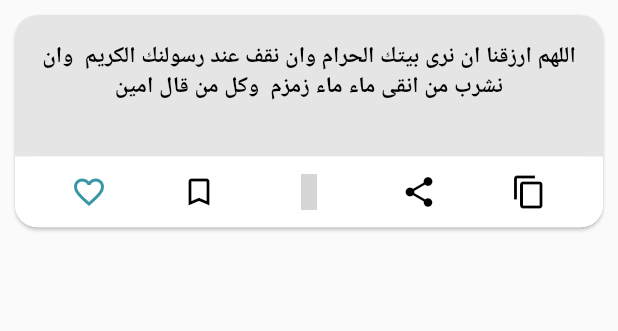
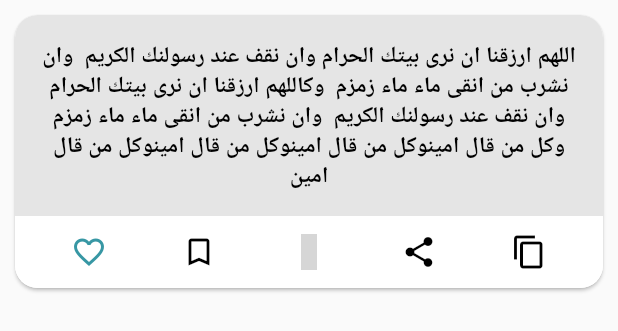
Before and after one commit to obeidareda37/Quotes-App-, a Flutter app: the ItemMessage widget shown alone on an empty page, opened directly, on a phone screen of 412 x 824 dp. Shown: the top 331 px of the screen. Run offline on Flutter 3.47's test engine with Material 2 defaults, Android fonts, the phone set to English and light mode, and no system bars; our stand-ins replace community_material_icon, flutter_rating_bar, flutter_screenutil, sqflite; accounts and stored records are empty; grey boxes are pictures that could not be loaded.

Commit message:
upload ui 1

```diff
--- a/lib/ui/favorite_page/screen/favorite_page.dart
+++ b/lib/ui/favorite_page/screen/favorite_page.dart
@@ -11,13 +11,13 @@ class FavoritePage extends StatelessWidget {
 
       body: ListView(
         children: [
-          Column(
-            children: [
           ItemMessage(
               message:
                   '''اللهم ارزقنا ان نرى بيتك الحرام وان نقف عند رسولنك الكريم
 وان نشرب من انقى ماء ماء زمزم
-وكل من قال امين'''),
+وكاللهم ارزقنا ان نرى بيتك الحرام وان نقف عند رسولنك الكريم
+وان نشرب من انقى ماء ماء زمزم
+وكل من قال امينوكل من قال امينوكل من قال امينوكل من قال امين'''),
           ItemMessage(
               message:
                   '''اللهم ارزقنا ان نرى بيتك الحرام وان نقف عند رسولنك الكريم
@@ -45,8 +45,6 @@ class FavoritePage extends StatelessWidget {
 وكل من قال امين'''),
         ],
       ),
-        ],
-      ),
     );
   }
 }
--- a/lib/ui/favorite_page/widget/item_message.dart
+++ b/lib/ui/favorite_page/widget/item_message.dart
@@ -14,7 +14,6 @@ class ItemMessage extends StatelessWidget {
       padding: const EdgeInsets.all(8.0),
       child: Container(
         width: double.infinity,
-        height: 145.h,
         child: Card(
           margin: EdgeInsets.all(2),
           shape: RoundedRectangleBorder(
@@ -22,10 +21,9 @@ class ItemMessage extends StatelessWidget {
           ),
           child: Column(
             mainAxisAlignment: MainAxisAlignment.start,
+           mainAxisSize: MainAxisSize.min,
             children: [
-              Expanded(
-                flex: 2,
-                child: Container(
+              Container(
                 padding: EdgeInsets.all(17),
                 decoration: BoxDecoration(
                   borderRadius: BorderRadius.only(
@@ -45,10 +43,7 @@ class ItemMessage extends StatelessWidget {
                   textAlign: TextAlign.center,
                 ),
               ),
-              ),
-              Expanded(
-                flex: 1,
-                child: Container(
+              Container(
                 decoration: BoxDecoration(
                   borderRadius: BorderRadius.circular(15),
                   color: Colors.white,
@@ -92,7 +87,6 @@ class ItemMessage extends StatelessWidget {
                       onPressed: () {},
                     ),
                   ],
-                  ),
                 ),
               ),
             ],
--- a/lib/ui/home_page/widget/item_category.dart
+++ b/lib/ui/home_page/widget/item_category.dart
@@ -17,11 +17,9 @@ class ItemCategory extends StatelessWidget{
         color: Color(0xffF5F5F5),
         borderRadius: BorderRadius.circular(15),
       ),
-      height: 66.h,
       child: Card(
         shape: RoundedRectangleBorder(
           borderRadius: BorderRadius.circular(15),
-
         ),
         child: Container(
           padding: EdgeInsets.all(10),
--- a/lib/ui/star_page/screen/star_page.dart
+++ b/lib/ui/star_page/screen/star_page.dart
@@ -17,7 +17,6 @@ class StarPage extends StatelessWidget {
                 padding: const EdgeInsets.all(20.0),
                 child: Container(
                   width: double.infinity,
-                  height: 135.h,
                   decoration: BoxDecoration(
                     borderRadius: BorderRadius.circular(15),
                     color: Color(0xffF5F5F5),
```
Lines whose indentation alone changed are shown as unchanged.
